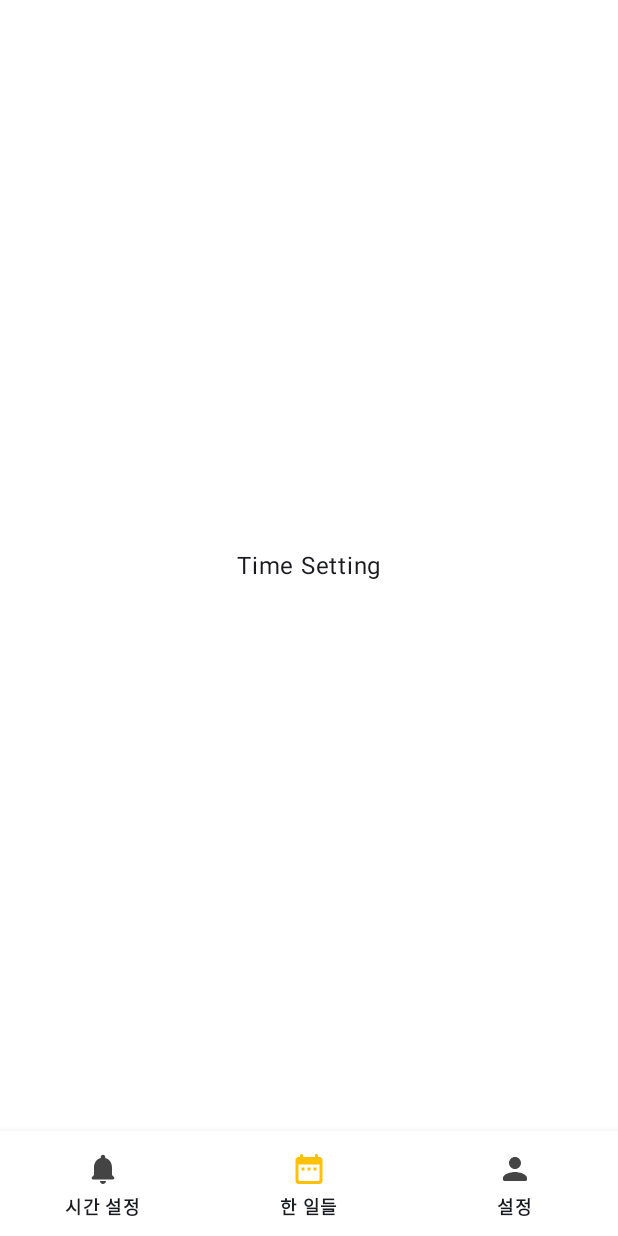
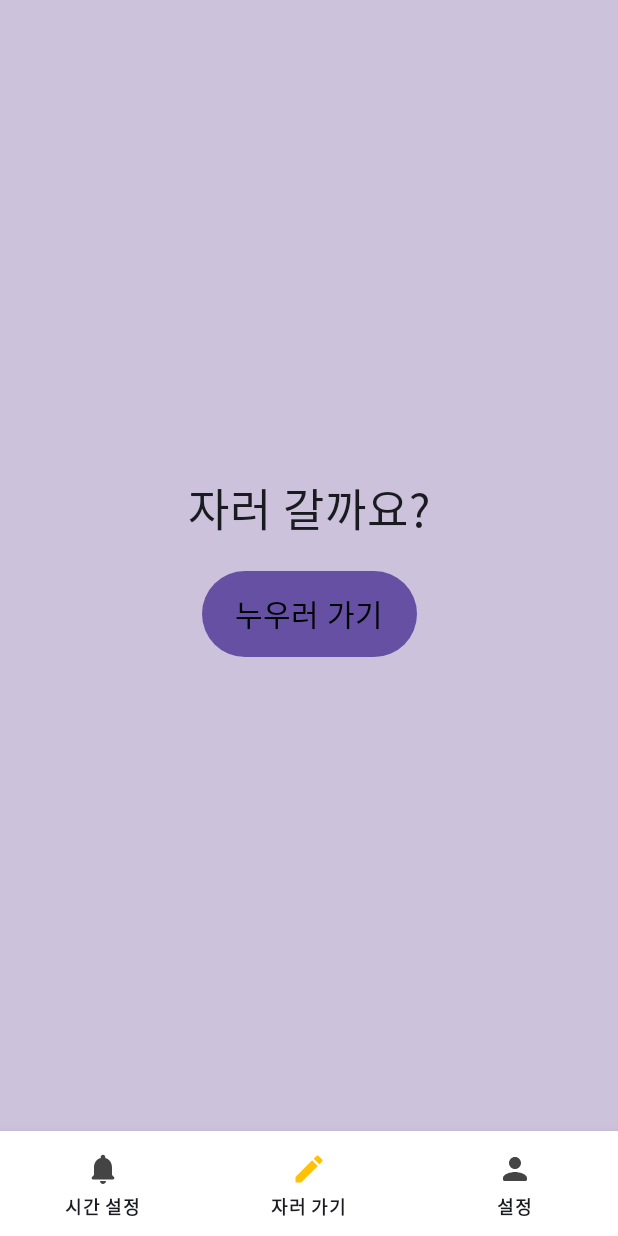
Before and after one commit to jungenoh3/MakeYourMorning, an Android app built with Jetpack Compose: the screen it shows after launch (MainActivity), item 2 of the bottom bar chosen, on a phone screen of 412 x 824 dp. Run offline under Robolectric (Android 15) with nearby library versions, the phone set to English and light mode, and no system bars.

Commit message:
add sleeping screen & reformat navigation graph

```diff
--- a/app/build.gradle.kts
+++ b/app/build.gradle.kts
@@ -13,6 +13,8 @@ android {
         targetSdk = 34
         versionCode = 1
         versionName = "1.0"
+
+        multiDexEnabled = true
 
         testInstrumentationRunner = "androidx.test.runner.AndroidJUnitRunner"
         vectorDrawables {
@@ -30,6 +32,7 @@ android {
         }
     }
     compileOptions {
+        isCoreLibraryDesugaringEnabled = true
         sourceCompatibility = JavaVersion.VERSION_1_8
         targetCompatibility = JavaVersion.VERSION_1_8
     }
@@ -69,4 +72,5 @@ dependencies {
     androidTestImplementation("androidx.compose.ui:ui-test-junit4")
     debugImplementation("androidx.compose.ui:ui-tooling")
     debugImplementation("androidx.compose.ui:ui-test-manifest")
+    coreLibraryDesugaring("com.android.tools:desugar_jdk_libs:2.1.5")
 }
--- a/app/src/main/java/com/yesnoheun3/makeyourmorning/MainActivity.kt
+++ b/app/src/main/java/com/yesnoheun3/makeyourmorning/MainActivity.kt
@@ -4,7 +4,6 @@ import android.content.pm.PackageManager
 import android.os.Bundle
 import android.Manifest
 import android.content.Intent
-import android.net.Uri
 import android.os.Build
 import android.provider.Settings
 import androidx.activity.ComponentActivity
@@ -20,7 +19,8 @@ import androidx.compose.ui.platform.LocalContext
 import androidx.core.content.ContextCompat
 import com.yesnoheun3.makeyourmorning.common.alarmManage.AlarmService
 import com.yesnoheun3.makeyourmorning.ui.theme.MakeYourMorningTheme
-import androidx.core.net.toUri
+import com.yesnoheun3.makeyourmorning.pages.main.MainScreen
+import com.yesnoheun3.makeyourmorning.pages.main.NavigationGraph
 
 class MainActivity : ComponentActivity() {
     override fun onCreate(savedInstanceState: Bundle?) {
@@ -62,20 +62,20 @@ class MainActivity : ComponentActivity() {
                     }
                 }
 
-                if (!hasOverlayPermission) {
-                    LaunchedEffect(Unit) {
-                        val intent = Intent(
-                            Settings.ACTION_MANAGE_OVERLAY_PERMISSION,
-                            "package:${context.packageName}".toUri()
-                        )
-                        context.startActivity(intent)
-                    }
-                }
+//                if (!hasOverlayPermission) {
+//                    LaunchedEffect(Unit) {
+//                        val intent = Intent(
+//                            Settings.ACTION_MANAGE_OVERLAY_PERMISSION,
+//                            "package:${context.packageName}".toUri()
+//                        )
+//                        context.startActivity(intent)
+//                    }
+//                }
 
                 System.out.println("notification permission Granted: $hasNotificationPermission")
-                System.out.println("overlay permission Granted: $hasNotificationPermission")
+//                System.out.println("overlay permission Granted: $hasNotificationPermission")
 
-                MainScreen()
+                NavigationGraph("main")
             }
         }
     }
--- a/app/src/main/java/com/yesnoheun3/makeyourmorning/common/alarmManage/AlarmReceiver.kt
+++ b/app/src/main/java/com/yesnoheun3/makeyourmorning/common/alarmManage/AlarmReceiver.kt
@@ -12,7 +12,7 @@ import androidx.core.app.NotificationCompat
 import androidx.core.content.ContextCompat
 import com.yesnoheun3.makeyourmorning.R
 import com.yesnoheun3.makeyourmorning.pages.sleep.SleepActivity
-import com.yesnoheun3.makeyourmorning.pages.time.AlarmTime
+import com.yesnoheun3.makeyourmorning.pages.time.data.AlarmTime
 import com.yesnoheun3.makeyourmorning.utilities.MainLifeCycleCallback
 import java.util.UUID
 
--- a/app/src/main/java/com/yesnoheun3/makeyourmorning/common/alarmManage/AndroidAlarmScheduler.kt
+++ b/app/src/main/java/com/yesnoheun3/makeyourmorning/common/alarmManage/AndroidAlarmScheduler.kt
@@ -6,11 +6,15 @@ import android.app.PendingIntent
 import android.content.Context
 import android.content.Intent
 import android.os.Build
-import com.yesnoheun3.makeyourmorning.pages.time.AlarmTime
+import com.yesnoheun3.makeyourmorning.pages.time.data.AlarmTime
 import java.util.Calendar
 
 class AndroidAlarmScheduler (private val context: Context) {
     private val alarmManager = context.getSystemService(AlarmManager::class.java)
+
+    fun getLatestTime(): AlarmManager.AlarmClockInfo? {
+        return alarmManager.nextAlarmClock
+    }
 
     @SuppressLint("ScheduleExactAlarm")
     fun schedule(item: AlarmTime){
--- a/app/src/main/java/com/yesnoheun3/makeyourmorning/pages/TaskRecord.kt
+++ /dev/null
@@ -1,24 +0,0 @@
-package com.yesnoheun3.makeyourmorning.pages
-
-import androidx.compose.foundation.background
-import androidx.compose.foundation.layout.Arrangement
-import androidx.compose.foundation.layout.Column
-import androidx.compose.foundation.layout.fillMaxSize
-import androidx.compose.material3.Text
-import androidx.compose.runtime.Composable
-import androidx.compose.ui.Alignment
-import androidx.compose.ui.Modifier
-import androidx.compose.ui.graphics.Color
-
-@Composable
-fun TaskRecord(modifier: Modifier = Modifier) {
-   Column(
-       modifier = modifier
-           .fillMaxSize()
-           .background(Color(0xFFFFFFFF)),
-       verticalArrangement = Arrangement.Center,
-       horizontalAlignment = Alignment.CenterHorizontally
-   ) {
-    Text(text = "Time Setting")
-   }
-}
--- a/app/src/main/java/com/yesnoheun3/makeyourmorning/MainScreen.kt
+++ b/app/src/main/java/com/yesnoheun3/makeyourmorning/pages/main/MainScreen.kt
@@ -1,8 +1,9 @@
-package com.yesnoheun3.makeyourmorning
+package com.yesnoheun3.makeyourmorning.pages.main
 
 import android.annotation.SuppressLint
 import androidx.compose.foundation.layout.Box
 import androidx.compose.foundation.layout.PaddingValues
+import androidx.compose.foundation.layout.consumeWindowInsets
 import androidx.compose.foundation.layout.fillMaxSize
 import androidx.compose.foundation.layout.height
 import androidx.compose.foundation.layout.padding
@@ -13,7 +14,7 @@ import androidx.compose.material.BottomNavigationItem
 //noinspection UsingMaterialAndMaterial3Libraries
 import androidx.compose.material.Icon
 import androidx.compose.material.icons.Icons
-import androidx.compose.material.icons.rounded.DateRange
+import androidx.compose.material.icons.rounded.Create
 import androidx.compose.material.icons.rounded.Notifications
 import androidx.compose.material.icons.rounded.Person
 import androidx.compose.material3.Scaffold
@@ -36,67 +37,23 @@ import androidx.navigation.compose.currentBackStackEntryAsState
 import androidx.navigation.compose.rememberNavController
 import androidx.navigation.navArgument
 import com.yesnoheun3.makeyourmorning.pages.time.TimeScreen
-import com.yesnoheun3.makeyourmorning.pages.TaskRecord
 import com.yesnoheun3.makeyourmorning.pages.User
+import com.yesnoheun3.makeyourmorning.pages.main.data.BottomNavItem
+import com.yesnoheun3.makeyourmorning.pages.sleep.GoToSleep
+import com.yesnoheun3.makeyourmorning.pages.sleep.Sleeping
 import com.yesnoheun3.makeyourmorning.pages.time.AddTimeScreen
-import com.yesnoheun3.makeyourmorning.pages.time.AlarmTimeViewModel
-import com.yesnoheun3.makeyourmorning.ui.theme.Yellow100
+import com.yesnoheun3.makeyourmorning.pages.time.data.AlarmTimeViewModel
 import com.yesnoheun3.makeyourmorning.ui.theme.Yellow40
-import com.yesnoheun3.makeyourmorning.ui.theme.Yellow60
 
-sealed class BottomNavItem(
-    val title: String,
-    val screenRoute: String,
-    val icon: ImageVector
-){
-    object TimeSetting : BottomNavItem("시간 설정", "time", Icons.Rounded.Notifications)
-    object TaskRecord : BottomNavItem("한 일들", "taskRecord", Icons.Rounded.DateRange)
-    object User : BottomNavItem("설정", "user", Icons.Rounded.Person)
-}
-
-@Composable
-fun NavigationGraph(navController: NavHostController){
-    val viewModel: AlarmTimeViewModel = viewModel()
-
-    NavHost(navController = navController, startDestination = BottomNavItem.TimeSetting.screenRoute) {
-        composable(route =  BottomNavItem.TimeSetting.screenRoute) {
-            TimeScreen(navController = navController, viewModel = viewModel)
-        }
-        composable(route = BottomNavItem.TaskRecord.screenRoute) {
-            TaskRecord()
-        }
-        composable(route = BottomNavItem.User.screenRoute) {
-            User()
-        }
-        composable(route = "addTime?id={id}&isSleep={isSleep}",
-            arguments = listOf(navArgument("id") {
-                type = NavType.StringType
-                nullable = true
-                defaultValue = null
-                },
-                navArgument("isSleep") {
-                    type = NavType.BoolType
-                    nullable = false
-                    defaultValue = true
-                }
-            )
-        ) { backStackEntry ->
-            val id = backStackEntry.arguments?.getString("id")
-            val isSleep = backStackEntry.arguments?.getBoolean("isSleep")
-            AddTimeScreen(popBack = { navController.popBackStack() }, viewModel = viewModel, id = id, isSleep = isSleep!!)
-        }
-    }
-}
 
 
 @SuppressLint("LaunchDuringComposition")
 @Composable
-fun MainScreen() {
+fun MainScreen(rootNavController: NavHostController, viewModel: AlarmTimeViewModel) {
     val navController = rememberNavController()
-
     val items = listOf(
         BottomNavItem.TimeSetting,
-        BottomNavItem.TaskRecord,
+        BottomNavItem.GoToSleep,
         BottomNavItem.User
     )
 
@@ -148,14 +105,27 @@ fun MainScreen() {
             }
         }
     ) {innerPadding ->
-        CustomNavGraph(innerPadding, navController)
+        CustomNavGraph(innerPadding, navController, rootNavController, viewModel)
     }
 }
 
 @Composable
-fun CustomNavGraph(innerPadding: PaddingValues, navController: NavHostController) {
+fun CustomNavGraph(innerPadding: PaddingValues, navController: NavHostController,
+                   rootNavController: NavHostController, viewModel: AlarmTimeViewModel) {
     Box(modifier = Modifier.padding(innerPadding)){
-        NavigationGraph(navController = navController)
+        NavHost(
+            navController = navController,
+            startDestination = BottomNavItem.TimeSetting.screenRoute,
+        ) {
+            composable(BottomNavItem.TimeSetting.screenRoute) {
+                TimeScreen(navController = rootNavController, viewModel = viewModel)
+            }
+            composable(BottomNavItem.GoToSleep.screenRoute) {
+                GoToSleep(navController = rootNavController)
+            }
+            composable(BottomNavItem.User.screenRoute) {
+                User()
+            }
+        }
     }
-
 }
--- /dev/null
+++ b/app/src/main/java/com/yesnoheun3/makeyourmorning/pages/main/NavigationGraph.kt
@@ -0,0 +1,44 @@
+package com.yesnoheun3.makeyourmorning.pages.main
+
+import androidx.compose.runtime.Composable
+import androidx.lifecycle.viewmodel.compose.viewModel
+import androidx.navigation.NavType
+import androidx.navigation.compose.NavHost
+import androidx.navigation.compose.composable
+import androidx.navigation.compose.rememberNavController
+import androidx.navigation.navArgument
+import com.yesnoheun3.makeyourmorning.pages.sleep.Sleeping
+import com.yesnoheun3.makeyourmorning.pages.time.AddTimeScreen
+import com.yesnoheun3.makeyourmorning.pages.time.data.AlarmTimeViewModel
+
+@Composable
+fun NavigationGraph(startDestination: String){
+    val viewModel: AlarmTimeViewModel = viewModel()
+    val navController = rememberNavController()
+
+    NavHost(navController = navController, startDestination = startDestination) {
+        composable(route =  "main") {
+            MainScreen(rootNavController = navController, viewModel = viewModel)
+        }
+        composable(route = "sleeping") {
+            Sleeping()
+        }
+        composable(route = "addTime?id={id}&isSleep={isSleep}",
+            arguments = listOf(navArgument("id") {
+                type = NavType.StringType
+                nullable = true
+                defaultValue = null
+            },
+                navArgument("isSleep") {
+                    type = NavType.BoolType
+                    nullable = false
+                    defaultValue = true
+                }
+            )
+        ) { backStackEntry ->
+            val id = backStackEntry.arguments?.getString("id")
+            val isSleep = backStackEntry.arguments?.getBoolean("isSleep")
+            AddTimeScreen(popBack = { navController.popBackStack() }, viewModel = viewModel, id = id, isSleep = isSleep!!)
+        }
+    }
+}
--- /dev/null
+++ b/app/src/main/java/com/yesnoheun3/makeyourmorning/pages/main/data/BottomNavItem.kt
@@ -0,0 +1,17 @@
+package com.yesnoheun3.makeyourmorning.pages.main.data
+
+import androidx.compose.material.icons.Icons
+import androidx.compose.material.icons.rounded.Create
+import androidx.compose.material.icons.rounded.Notifications
+import androidx.compose.material.icons.rounded.Person
+import androidx.compose.ui.graphics.vector.ImageVector
+
+sealed class BottomNavItem(
+    val title: String,
+    val screenRoute: String,
+    val icon: ImageVector
+){
+    object TimeSetting : BottomNavItem("시간 설정", "time", Icons.Rounded.Notifications)
+    object GoToSleep : BottomNavItem("자러 가기", "goToSleep", Icons.Rounded.Create)
+    object User : BottomNavItem("설정", "user", Icons.Rounded.Person)
+}
--- /dev/null
+++ b/app/src/main/java/com/yesnoheun3/makeyourmorning/pages/sleep/GoToSleep.kt
@@ -0,0 +1,52 @@
+package com.yesnoheun3.makeyourmorning.pages.sleep
+
+import androidx.compose.foundation.background
+import androidx.compose.foundation.layout.Arrangement
+import androidx.compose.foundation.layout.Column
+import androidx.compose.foundation.layout.Spacer
+import androidx.compose.foundation.layout.fillMaxSize
+import androidx.compose.foundation.layout.height
+import androidx.compose.foundation.layout.padding
+import androidx.compose.material3.ButtonDefaults
+import androidx.compose.material3.Text
+import androidx.compose.material3.TextButton
+import androidx.compose.runtime.Composable
+import androidx.compose.ui.Alignment
+import androidx.compose.ui.Modifier
+import androidx.compose.ui.graphics.Color
+import androidx.compose.ui.platform.LocalContext
+import androidx.compose.ui.unit.dp
+import androidx.compose.ui.unit.sp
+import androidx.navigation.NavController
+import com.yesnoheun3.makeyourmorning.ui.theme.Purple40
+import com.yesnoheun3.makeyourmorning.ui.theme.PurpleGrey80
+
+@Composable
+fun GoToSleep(navController: NavController) {
+    val context = LocalContext.current
+    Column(
+        modifier = Modifier
+            .fillMaxSize()
+            .background(PurpleGrey80),
+        verticalArrangement = Arrangement.Center,
+        horizontalAlignment = Alignment.CenterHorizontally
+    ) {
+        Text(text = "자러 갈까요?", fontSize = 30.sp)
+        Spacer(modifier = Modifier.height(20.dp))
+        TextButton(
+            onClick = {
+                navController.navigate("sleeping")
+            },
+            colors = ButtonDefaults.buttonColors(
+                containerColor = Purple40,
+                contentColor = Color.Black
+            ),
+        ) {
+            Text(text="누우러 가기",
+                fontSize = 20.sp,
+                modifier = Modifier.padding(horizontal = 10.dp, vertical = 5.dp)
+            )
+        }
+
+    }
+}
--- a/app/src/main/java/com/yesnoheun3/makeyourmorning/pages/time/AddTimeScreen.kt
+++ b/app/src/main/java/com/yesnoheun3/makeyourmorning/pages/time/AddTimeScreen.kt
@@ -38,6 +38,7 @@ import androidx.compose.ui.tooling.preview.Preview
 import androidx.compose.ui.unit.dp
 import androidx.compose.ui.unit.sp
 import com.yesnoheun3.makeyourmorning.common.alarmManage.AndroidAlarmScheduler
+import com.yesnoheun3.makeyourmorning.pages.time.data.AlarmTimeViewModel
 import com.yesnoheun3.makeyourmorning.ui.theme.Yellow10
 import com.yesnoheun3.makeyourmorning.ui.theme.Yellow100
 import com.yesnoheun3.makeyourmorning.ui.theme.Yellow40
--- a/app/src/main/java/com/yesnoheun3/makeyourmorning/pages/time/TimeCard.kt
+++ b/app/src/main/java/com/yesnoheun3/makeyourmorning/pages/time/TimeCard.kt
@@ -45,6 +45,7 @@ import androidx.compose.ui.Modifier
 import androidx.compose.ui.graphics.Color
 import androidx.compose.ui.unit.dp
 import androidx.compose.ui.unit.sp
+import com.yesnoheun3.makeyourmorning.pages.time.data.AlarmTime
 import com.yesnoheun3.makeyourmorning.ui.theme.Yellow40
 import com.yesnoheun3.makeyourmorning.ui.theme.Yellow60
 import kotlinx.coroutines.delay
--- a/app/src/main/java/com/yesnoheun3/makeyourmorning/pages/time/TimeScreen.kt
+++ b/app/src/main/java/com/yesnoheun3/makeyourmorning/pages/time/TimeScreen.kt
@@ -44,6 +44,8 @@ import androidx.compose.ui.unit.dp
 import androidx.compose.ui.unit.sp
 import androidx.navigation.NavController
 import com.yesnoheun3.makeyourmorning.common.alarmManage.AndroidAlarmScheduler
+import com.yesnoheun3.makeyourmorning.pages.time.data.AlarmTime
+import com.yesnoheun3.makeyourmorning.pages.time.data.AlarmTimeViewModel
 import com.yesnoheun3.makeyourmorning.ui.theme.Yellow40
 import com.yesnoheun3.makeyourmorning.ui.theme.Yellow60
 import com.yesnoheun3.makeyourmorning.ui.theme.Yellow80
--- a/app/src/main/java/com/yesnoheun3/makeyourmorning/pages/time/AlarmTime.kt
+++ b/app/src/main/java/com/yesnoheun3/makeyourmorning/pages/time/data/AlarmTime.kt
@@ -1,4 +1,4 @@
-package com.yesnoheun3.makeyourmorning.pages.time
+package com.yesnoheun3.makeyourmorning.pages.time.data
 
 import java.util.UUID
 
```
Also changed, not shown: app/src/main/java/com/yesnoheun3/makeyourmorning/pages/sleep/SleepActivity.kt (renamed from app/src/main/java/com/yesnoheun3/makeyourmorning/pages/sleep/Sleep.kt, +2 -18 lines), app/src/main/java/com/yesnoheun3/makeyourmorning/pages/sleep/Sleeping.kt (added, +55 -0 lines), app/src/main/java/com/yesnoheun3/makeyourmorning/pages/time/data/AlarmTimeViewModel.kt (renamed from app/src/main/java/com/yesnoheun3/makeyourmorning/pages/time/AlarmTimeViewModel.kt, +10 -8 lines).
